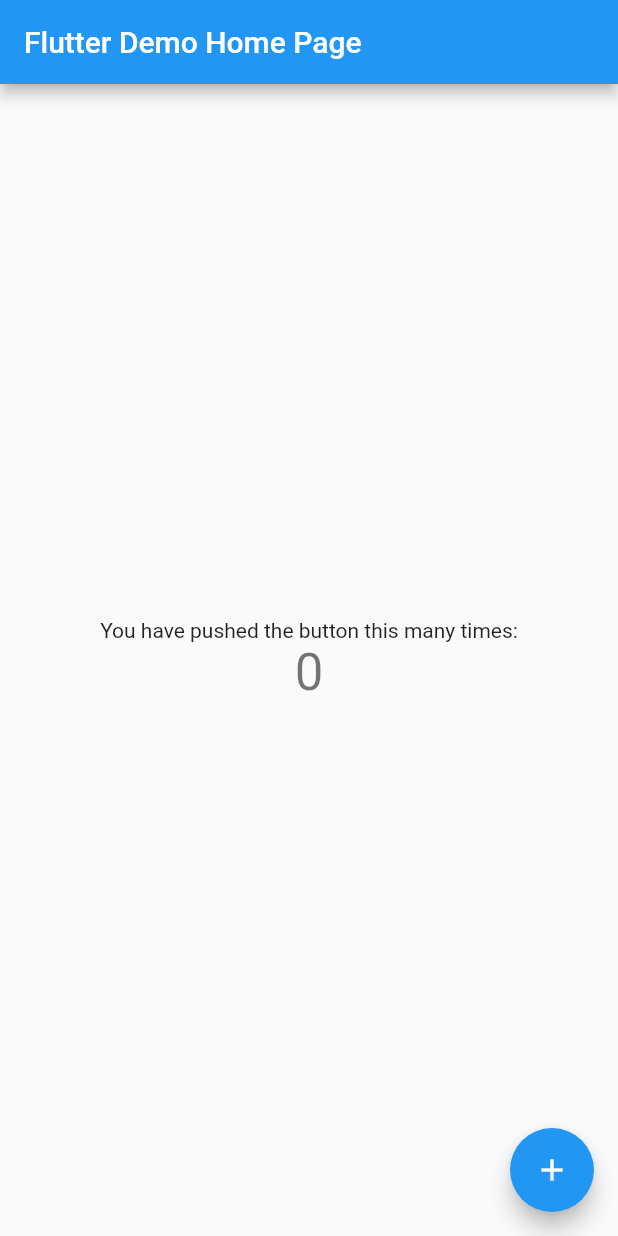
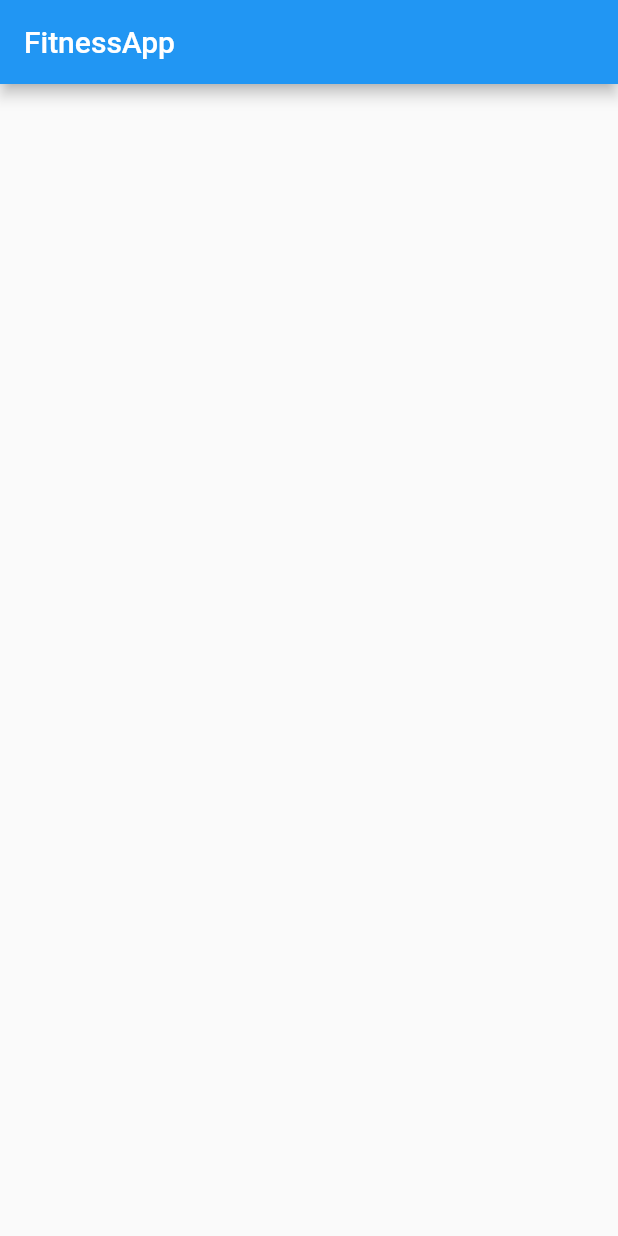
Before and after one commit to PatrykPawlak/FitnessApp, a Flutter app: the screen it shows after launch, on a phone screen of 412 x 824 dp. Run offline on Flutter 3.47's test engine with Material 2 defaults, Android fonts, the phone set to English and light mode, and no system bars.

Commit message:
Setup project files to work

```diff
--- a/lib/main.dart
+++ b/lib/main.dart
@@ -1,117 +1,14 @@
 import 'package:flutter/material.dart';
+import 'package:FitnessApp/screens/home_page.dart';
 
-void main() {
-  runApp(MyApp());
-}
+void main() => runApp(FitnessApp());
 
-class MyApp extends StatelessWidget {
-  // This widget is the root of your application.
+class FitnessApp extends StatelessWidget {
   @override
   Widget build(BuildContext context) {
     return MaterialApp(
-      title: 'Flutter Demo',
-      theme: ThemeData(
-        // This is the theme of your application.
-        //
-        // Try running your application with "flutter run". You'll see the
-        // application has a blue toolbar. Then, without quitting the app, try
-        // changing the primarySwatch below to Colors.green and then invoke
-        // "hot reload" (press "r" in the console where you ran "flutter run",
-        // or simply save your changes to "hot reload" in a Flutter IDE).
-        // Notice that the counter didn't reset back to zero; the application
-        // is not restarted.
-        primarySwatch: Colors.blue,
-        // This makes the visual density adapt to the platform that you run
-        // the app on. For desktop platforms, the controls will be smaller and
-        // closer together (more dense) than on mobile platforms.
-        visualDensity: VisualDensity.adaptivePlatformDensity,
-      ),
-      home: MyHomePage(title: 'Flutter Demo Home Page'),
+      title: 'FitnessApp',
+      home: HomePage()
     );
   }
 }
-
-class MyHomePage extends StatefulWidget {
-  MyHomePage({Key key, this.title}) : super(key: key);
-
-  // This widget is the home page of your application. It is stateful, meaning
-  // that it has a State object (defined below) that contains fields that affect
-  // how it looks.
-
-  // This class is the configuration for the state. It holds the values (in this
-  // case the title) provided by the parent (in this case the App widget) and
-  // used by the build method of the State. Fields in a Widget subclass are
-  // always marked "final".
-
-  final String title;
-
-  @override
-  _MyHomePageState createState() => _MyHomePageState();
-}
-
-class _MyHomePageState extends State<MyHomePage> {
-  int _counter = 0;
-
-  void _incrementCounter() {
-    setState(() {
-      // This call to setState tells the Flutter framework that something has
-      // changed in this State, which causes it to rerun the build method below
-      // so that the display can reflect the updated values. If we changed
-      // _counter without calling setState(), then the build method would not be
-      // called again, and so nothing would appear to happen.
-      _counter++;
-    });
-  }
-
-  @override
-  Widget build(BuildContext context) {
-    // This method is rerun every time setState is called, for instance as done
-    // by the _incrementCounter method above.
-    //
-    // The Flutter framework has been optimized to make rerunning build methods
-    // fast, so that you can just rebuild anything that needs updating rather
-    // than having to individually change instances of widgets.
-    return Scaffold(
-      appBar: AppBar(
-        // Here we take the value from the MyHomePage object that was created by
-        // the App.build method, and use it to set our appbar title.
-        title: Text(widget.title),
-      ),
-      body: Center(
-        // Center is a layout widget. It takes a single child and positions it
-        // in the middle of the parent.
-        child: Column(
-          // Column is also a layout widget. It takes a list of children and
-          // arranges them vertically. By default, it sizes itself to fit its
-          // children horizontally, and tries to be as tall as its parent.
-          //
-          // Invoke "debug painting" (press "p" in the console, choose the
-          // "Toggle Debug Paint" action from the Flutter Inspector in Android
-          // Studio, or the "Toggle Debug Paint" command in Visual Studio Code)
-          // to see the wireframe for each widget.
-          //
-          // Column has various properties to control how it sizes itself and
-          // how it positions its children. Here we use mainAxisAlignment to
-          // center the children vertically; the main axis here is the vertical
-          // axis because Columns are vertical (the cross axis would be
-          // horizontal).
-          mainAxisAlignment: MainAxisAlignment.center,
-          children: <Widget>[
-            Text(
-              'You have pushed the button this many times:',
-            ),
-            Text(
-              '$_counter',
-              style: Theme.of(context).textTheme.headline4,
-            ),
-          ],
-        ),
-      ),
-      floatingActionButton: FloatingActionButton(
-        onPressed: _incrementCounter,
-        tooltip: 'Increment',
-        child: Icon(Icons.add),
-      ), // This trailing comma makes auto-formatting nicer for build methods.
-    );
-  }
-}
--- /dev/null
+++ b/lib/screens/home_page.dart
@@ -0,0 +1,12 @@
+import 'package:flutter/material.dart';
+
+class HomePage extends StatelessWidget {
+  @override
+  Widget build(BuildContext context) {
+    return Scaffold(
+      appBar: AppBar(
+        title: Text('FitnessApp')
+      ),
+    );
+  }
+}
```
Also changed, not shown: 1 other file.
